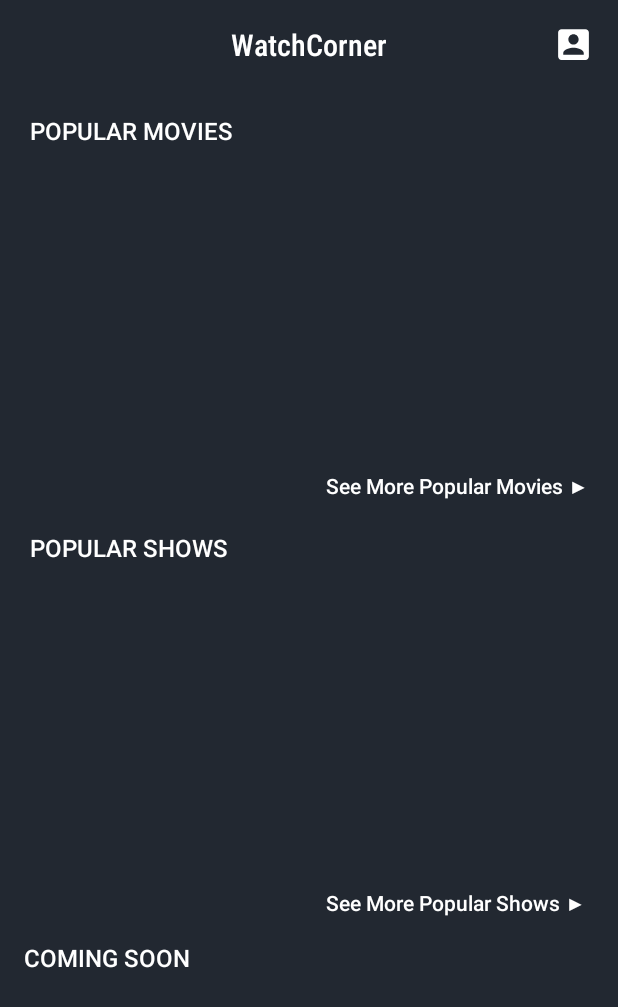
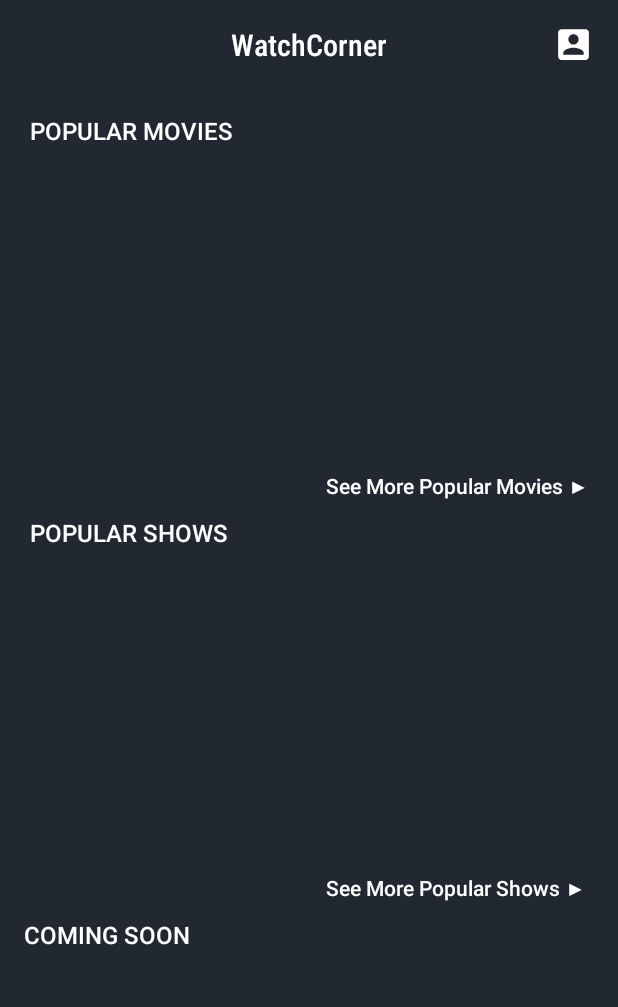
Before and after one commit to DenverNoveda/MOBDEVE-MC02, an Android app: the screen it shows after launch once a user with an empty profile is signed in (MainMenuActivity), on a phone screen of 412 x 824 dp. Shown: the top 1007 px of the screen. Run offline under Robolectric (Android 15) with nearby library versions, the phone set to English and light mode, and no system bars; our stand-ins replace Firebase (no records; nobody signed in at launch, a user with empty details on screens opened directly), Picasso; pictures from the network do not load.

Commit message:
edited Main Menu UI

```diff
--- a/app/src/main/res/layout/activity_main_menu.xml
+++ b/app/src/main/res/layout/activity_main_menu.xml
@@ -67,7 +67,7 @@
                 android:layout_marginTop="8dp"
                 android:orientation="horizontal"
                 android:paddingStart="20dp"
-                android:paddingTop="10dp"
+                android:paddingTop="0dp"
                 android:paddingEnd="20dp"
                 android:paddingBottom="10dp"
                 android:scrollbars="horizontal">
@@ -91,7 +91,7 @@
                 android:layout_width="150dp"
                 android:layout_height="wrap_content"
                 android:layout_marginStart="16dp"
-                android:layout_marginTop="20dp"
+                android:layout_marginTop="10dp"
                 android:layout_marginEnd="332dp"
                 android:fontFamily="sans-serif-medium"
                 android:text=" POPULAR SHOWS"
@@ -106,7 +106,7 @@
                 android:layout_marginTop="8dp"
                 android:orientation="horizontal"
                 android:paddingStart="20dp"
-                android:paddingTop="10dp"
+                android:paddingTop="0dp"
                 android:paddingEnd="20dp"
                 android:paddingBottom="10dp"
                 android:scrollbars="horizontal">
@@ -130,7 +130,7 @@
                 android:layout_width="150dp"
                 android:layout_height="wrap_content"
                 android:layout_marginStart="16dp"
-                android:layout_marginTop="15dp"
+                android:layout_marginTop="10dp"
                 android:layout_marginEnd="299dp"
                 android:fontFamily="sans-serif-medium"
                 android:text="COMING SOON"
@@ -145,7 +145,7 @@
                 android:layout_marginTop="16dp"
                 android:orientation="horizontal"
                 android:paddingStart="20dp"
-                android:paddingTop="10dp"
+                android:paddingTop="0dp"
                 android:paddingEnd="20dp"
                 android:scrollbars="horizontal">
 
```
Also changed, not shown: app/src/main/res/layout/movie_list_item.xml (+5 -5 lines).
